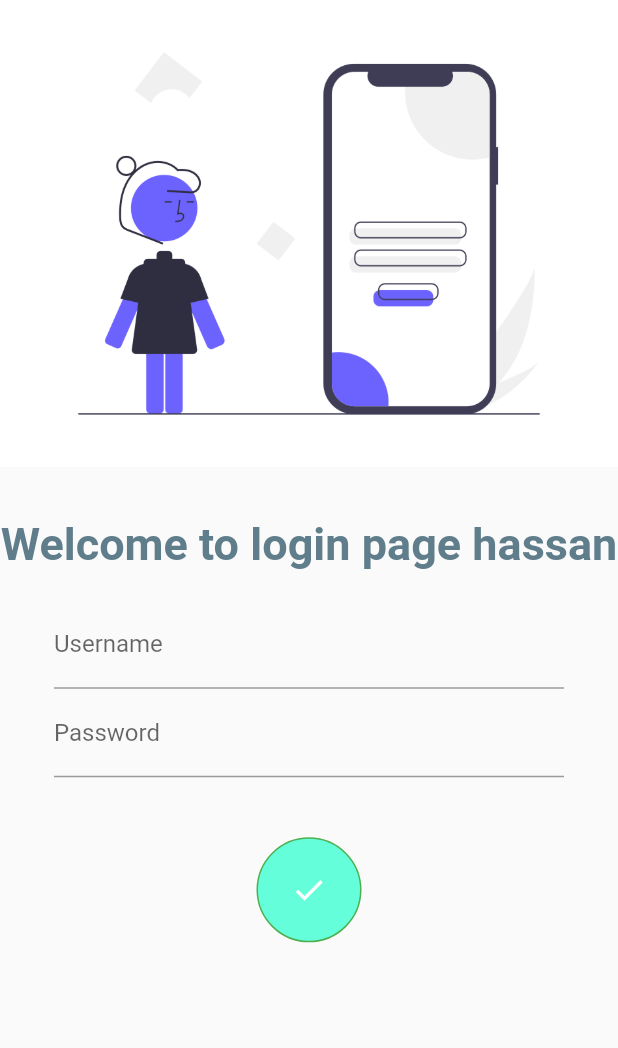
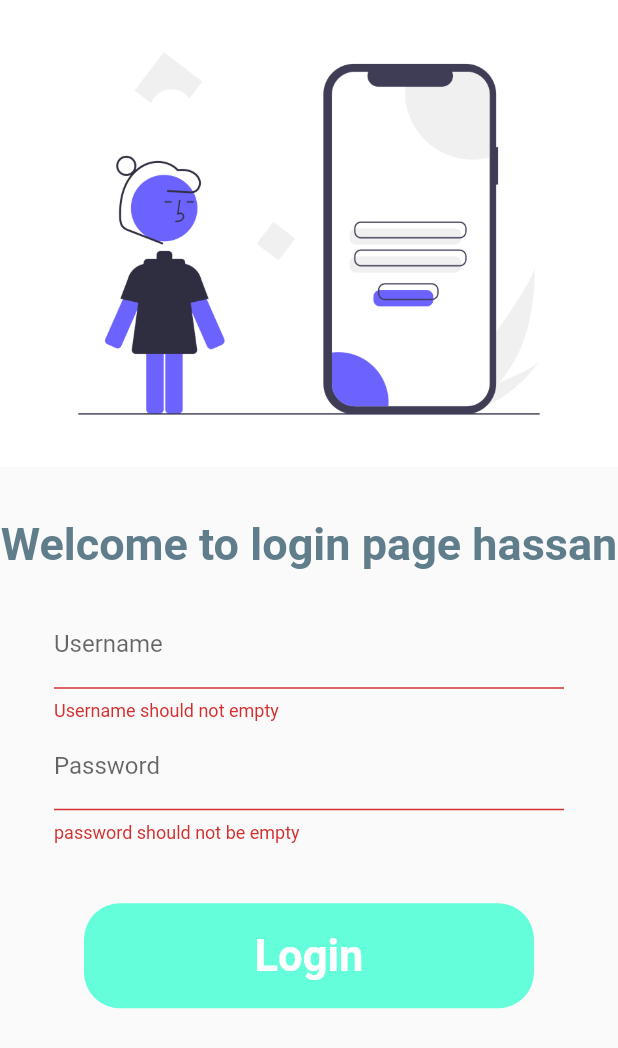
Before and after one commit to Hassan-9526/Flutter_vscode, a Flutter app: the screen it shows after launch, after a tap on "Login", on a phone screen of 412 x 824 dp. Shown: the top 1048 px of the screen. Run offline on Flutter 3.47's test engine with Material 2 defaults, Android fonts, the phone set to English and light mode, and no system bars; our stand-ins replace google_fonts.

Commit message:
day 7 completed

```diff
--- a/flutter_application_1/lib/pages/Home_page.dart
+++ b/flutter_application_1/lib/pages/Home_page.dart
@@ -1,4 +1,7 @@
+import 'package:flutter/gestures.dart';
 import 'package:flutter/material.dart';
+import 'package:flutter_application_1/main.dart';
+import 'package:flutter_application_1/utils/routes.dart';
 import 'package:google_fonts/google_fonts.dart';
 
 class HomePage extends StatelessWidget {
@@ -7,6 +10,7 @@ class HomePage extends StatelessWidget {
   final String name = "hassan";
   @override
   Widget build(BuildContext context) {
+    bool theme = false;
     return Scaffold(
       appBar: AppBar(
         title: Text("My First App"),
@@ -20,17 +24,25 @@ class HomePage extends StatelessWidget {
           ),
         ),
       ),
+      floatingActionButton: FloatingActionButton(
+        child: Text("back"),
+        onPressed: () {
+          Navigator.pushNamed(context, MyRoutes.loginroute);
+        },
+      ),
       drawer: const Drawer(
         backgroundColor: Colors.red,
         child: Text("For more queries contact us:03069820579"),
       ),
+      drawerDragStartBehavior: DragStartBehavior.start,
       bottomNavigationBar: BottomAppBar(
-        color: Colors.amber,
-        height: 100,
+        color: Colors.greenAccent,
+        height: 30,
         child: Center(
             child: Container(
                 child: Text(
           "For more queries contact us :03069820579",
+          style: TextStyle(fontWeight: FontWeight.bold, color: Colors.black),
         ))),
       ),
     );
--- a/flutter_application_1/lib/pages/login_page.dart
+++ b/flutter_application_1/lib/pages/login_page.dart
@@ -12,12 +12,29 @@ class LoginPage extends StatefulWidget {
 class _LoginPageState extends State<LoginPage> {
   String name = "hassan";
   bool changeButton = false;
+  final _keyname = GlobalKey<FormState>();
+
+  movetonext(BuildContext context) async {
+    if (_keyname.currentState!.validate()) {
+      setState(() => {
+            changeButton = true,
+          });
+      await Future.delayed(Duration(seconds: 1));
+      await Navigator.pushNamed(context, MyRoutes.homeroute);
+      setState(() => {
+            changeButton = false,
+          });
+    }
+  }
+
   @override
   Widget build(BuildContext context) {
     return Material(
       // borderRadius: BorderRadius.circular(2300),
       // ignore: prefer_const_constructors
       child: SingleChildScrollView(
+        child: Form(
+          key: _keyname,
           child: Column(children: [
             Image.asset("assets/images/login_image.png", fit: BoxFit.contain),
             const SizedBox(
@@ -43,6 +60,13 @@ class _LoginPageState extends State<LoginPage> {
                     hintText: "Enter username",
                     labelText: "Username",
                   ),
+                  validator: (value) {
+                    if (value == null || value.isEmpty) {
+                      return "Username should not empty";
+                    } else {
+                      return null;
+                    }
+                  },
                   onChanged: (value) {
                     name = value;
                     setState(() {});
@@ -52,6 +76,15 @@ class _LoginPageState extends State<LoginPage> {
                   obscureText: true,
                   decoration: InputDecoration(
                       hintText: "Enter Password", labelText: "Password"),
+                  validator: (value) {
+                    if (value == null || value.isEmpty) {
+                      return "password should not be empty";
+                    } else if (value.length < 6) {
+                      return "minimum length of password should be 6";
+                    } else {
+                      return null;
+                    }
+                  },
                   cursorColor: Colors.cyan,
                   clipBehavior: Clip.antiAliasWithSaveLayer,
                   keyboardType: TextInputType.number,
@@ -59,36 +92,21 @@ class _LoginPageState extends State<LoginPage> {
                 SizedBox(
                   height: 40.0,
                 ),
-              InkWell(
+                Material(
+                  borderRadius: BorderRadius.circular(23.9),
+                  color: Colors.tealAccent,
+                  child: InkWell(
+                      mouseCursor: MaterialStateMouseCursor.textable,
                       highlightColor: Colors.amberAccent,
-                  splashColor: CupertinoColors.inactiveGray,
+                      splashColor: Colors.deepPurple,
                       focusColor: Colors.indigoAccent,
                       enableFeedback: true,
-                  onTap: () async {
-                    setState(() => {
-                          changeButton = true,
-                        });
-                    await Future.delayed(Duration(seconds: 1));
-                    Navigator.pushNamed(context, MyRoutes.homeroute);
-                  },
-                  onDoubleTap: () => {
-                        setState(() => {
-                              changeButton = false,
-                            })
-                      },
+                      onTap: () => movetonext(context),
                       child: AnimatedContainer(
-                    duration: Duration(seconds: 1),
+                        duration: Duration(seconds: 2),
                         width: changeButton ? 150 : 300,
                         height: 70,
                         alignment: Alignment.center,
-                    decoration: BoxDecoration(
-                      color: Colors.tealAccent,
-                      border: Border.all(
-                          color: Colors.green, style: BorderStyle.solid),
-                      shape:
-                          changeButton ? BoxShape.circle : BoxShape.rectangle,
-                      // borderRadius: BorderRadius.circular(10.0)
-                    ),
                         child: changeButton
                             ? Icon(
                                 Icons.done,
@@ -101,7 +119,8 @@ class _LoginPageState extends State<LoginPage> {
                                     color: Colors.white,
                                     fontWeight: FontWeight.bold),
                               ),
-                  ))
+                      )),
+                )
                 //               ElevatedButton(
                 //                   child: Text(
                 //                     "Login",
@@ -121,6 +140,7 @@ class _LoginPageState extends State<LoginPage> {
             ),
           ]),
         ),
+      ),
     );
   }
 }
```
Lines whose indentation alone changed are shown as unchanged.
